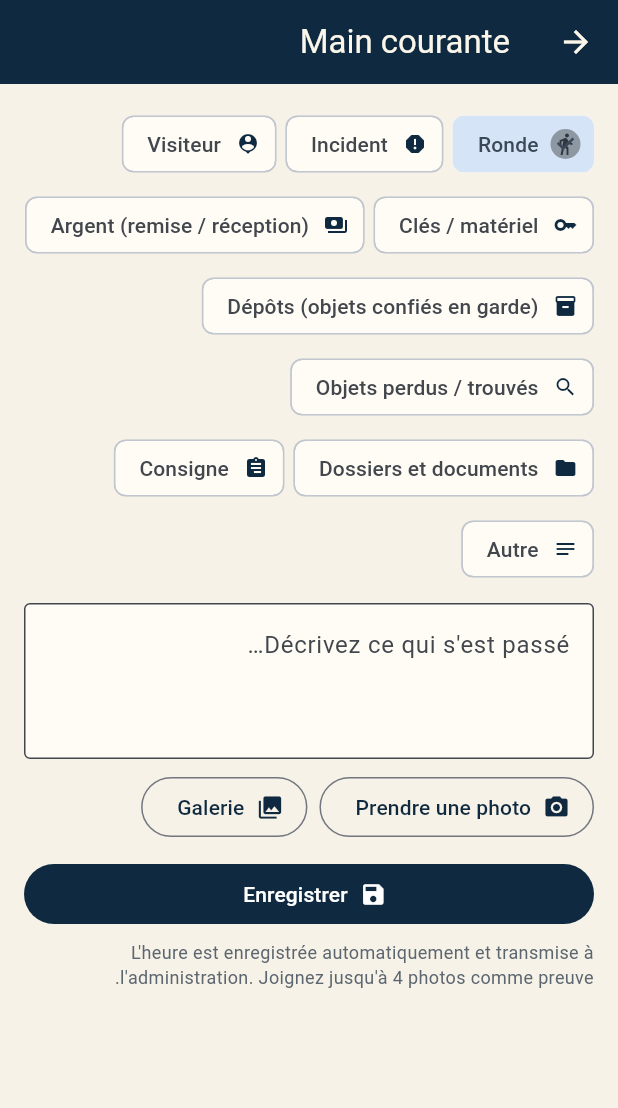
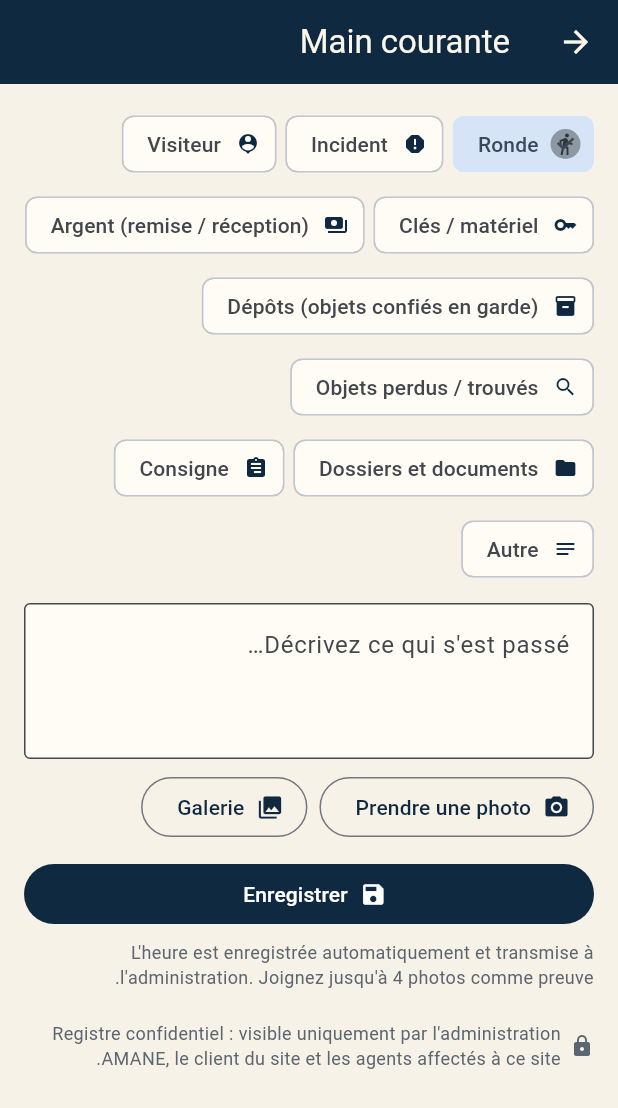
Before and after one commit to amane-securte/Amane-app, a Flutter app: the LogbookScreen screen opened directly with empty values, on a phone screen of 412 x 824 dp. Shown: the top 1108 px of the screen. Run offline on Flutter 3.47's test engine with Material 3 defaults, Android fonts, the phone set to English and light mode, and no system bars; our stand-ins replace audioplayers, cloud_firestore, firebase_auth, firebase_core, firebase_messaging, flutter_map and 6 more; accounts and stored records are empty.

Commit message:
Main courante confidentielle : administration, client du site et agents du même site uniquement
Co-Authored-By: Claude Opus 5.5 <noreply@anthropic.com>
Claude-Session: https://claude.ai/code/session_01UYEBewcUjhufSTrjdFXhfa

```diff
--- a/lib/i18n.dart
+++ b/lib/i18n.dart
@@ -156,6 +156,7 @@ class T {
       'cr_title': 'وضع غرفة العمليات',
       'expenses': 'المصروفات',
       'photo_take': 'التقاط صورة',
+      'log_private': 'سجل سري: لا يطّلع عليه إلا إدارة أمان، وزبون الموقع، والحراس العاملون في نفس الموقع.',
       'photo_required': 'أرفق صورة واحدة على الأقل لهذا النوع من التسجيل.',
       'photo_required_hint': 'الصورة إلزامية: صوّر الشيء أو الوصل دليلًا على التسليم وحالته.',
       'photo_pick': 'من المعرض',
@@ -574,6 +575,7 @@ class T {
       'cr_title': 'Mode salle de contrôle',
       'expenses': 'Dépenses',
       'photo_take': 'Prendre une photo',
+      'log_private': "Registre confidentiel : visible uniquement par l'administration AMANE, le client du site et les agents affectés à ce site.",
       'photo_required': 'Joignez au moins une photo pour ce type d\'entrée.',
       'photo_required_hint': "Photo obligatoire : photographiez l'objet ou le reçu, preuve de la remise et de son état.",
       'photo_pick': 'Galerie',
--- a/lib/logbook.dart
+++ b/lib/logbook.dart
@@ -98,8 +98,11 @@ class _LogbookScreenState extends State<LogbookScreen> {
   String _cat = 'round';
   final _shots = <Uint8List>[];
   static const _maxShots = 4;
-  late final Stream<QueryMap> _mine =
-      db.collection('logs').where('uid', isEqualTo: widget.me.id).snapshots();
+  // Agent affecté à un site : main courante du poste (lui et ses collègues).
+  // Sinon (agent mobile) : ses propres entrées.
+  late final Stream<QueryMap> _mine = widget.me.siteId != null
+      ? db.collection('logs').where('siteId', isEqualTo: widget.me.siteId).snapshots()
+      : db.collection('logs').where('uid', isEqualTo: widget.me.id).snapshots();
 
   T get t => widget.t;
 
@@ -251,6 +254,15 @@ class _LogbookScreenState extends State<LogbookScreen> {
             const SizedBox(height: 6),
             Text(t('log_note'), style: const TextStyle(color: muted, fontSize: 12)),
             const SizedBox(height: 20),
+            Row(children: [
+              const Icon(Icons.lock, size: 16, color: muted),
+              const SizedBox(width: 6),
+              Expanded(
+                child: Text(t('log_private'),
+                    style: const TextStyle(color: muted, fontSize: 12)),
+              ),
+            ]),
+            const SizedBox(height: 8),
             StreamBuilder<QueryMap>(
               stream: _mine,
               builder: (context, snap) {
@@ -261,7 +273,7 @@ class _LogbookScreenState extends State<LogbookScreen> {
                 return Column(
                   children: logs
                       .take(30)
-                      .map((l) => LogTile(t: t, l: l, showName: false))
+                      .map((l) => LogTile(t: t, l: l, showName: l.uid != widget.me.id))
                       .toList(),
                 );
               },
```
Also changed, not shown: 1 other file.
